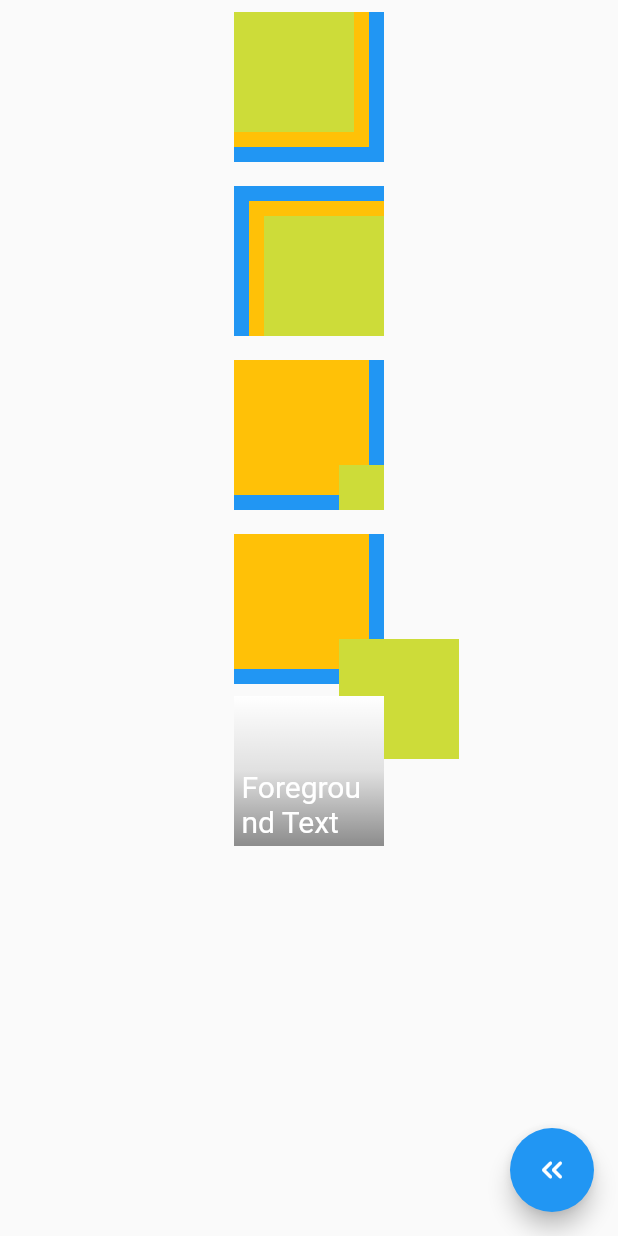
After one commit to fujiya228/flutter-widget-of-the-week, a Flutter app: the Page049 screen opened directly, on a phone screen of 412 x 824 dp. The commit adds this screen. Run offline on Flutter 3.47's test engine with Material 2 defaults, Android fonts, the phone set to English and light mode, and no system bars; our stand-ins replace transparent_image.

Commit message:
Stackを追加

```diff
--- /dev/null
+++ b/lib/widgets/pages/page049.dart
@@ -0,0 +1,160 @@
+import 'package:flutter/material.dart';
+import '../back_page_button.dart';
+
+class Page049 extends StatefulWidget {
+  const Page049({
+    Key? key,
+  }) : super(key: key);
+
+  @override
+  State<Page049> createState() => _Page049State();
+}
+
+class _Page049State extends State<Page049> {
+  bool selected = false;
+
+  @override
+  Widget build(BuildContext context) {
+    return SafeArea(
+      child: Scaffold(
+        body: Center(
+          child: Column(
+            children: [
+              Padding(
+                padding: const EdgeInsets.all(8.0),
+                child: Stack(
+                  children: <Widget>[
+                    Container(
+                      width: 100,
+                      height: 100,
+                      color: Colors.blue,
+                    ),
+                    Container(
+                      width: 90,
+                      height: 90,
+                      color: Colors.amber,
+                    ),
+                    Container(
+                      width: 80,
+                      height: 80,
+                      color: Colors.lime,
+                    ),
+                  ],
+                ),
+              ),
+              Padding(
+                padding: const EdgeInsets.all(8.0),
+                child: Stack(
+                  alignment: AlignmentDirectional.bottomEnd,
+                  children: <Widget>[
+                    Container(
+                      width: 100,
+                      height: 100,
+                      color: Colors.blue,
+                    ),
+                    Container(
+                      width: 90,
+                      height: 90,
+                      color: Colors.amber,
+                    ),
+                    Container(
+                      width: 80,
+                      height: 80,
+                      color: Colors.lime,
+                    ),
+                  ],
+                ),
+              ),
+              Padding(
+                padding: const EdgeInsets.all(8.0),
+                child: Stack(
+                  children: <Widget>[
+                    Container(
+                      width: 100,
+                      height: 100,
+                      color: Colors.blue,
+                    ),
+                    Container(
+                      width: 90,
+                      height: 90,
+                      color: Colors.amber,
+                    ),
+                    Positioned(
+                      bottom: -50,
+                      right: -50,
+                      child: Container(
+                        width: 80,
+                        height: 80,
+                        color: Colors.lime,
+                      ),
+                    ),
+                  ],
+                ),
+              ),
+              Padding(
+                padding: const EdgeInsets.all(8.0),
+                child: Stack(
+                  clipBehavior: Clip.none,
+                  children: <Widget>[
+                    Container(
+                      width: 100,
+                      height: 100,
+                      color: Colors.blue,
+                    ),
+                    Container(
+                      width: 90,
+                      height: 90,
+                      color: Colors.amber,
+                    ),
+                    Positioned(
+                      bottom: -50,
+                      right: -50,
+                      child: Container(
+                        width: 80,
+                        height: 80,
+                        color: Colors.lime,
+                      ),
+                    ),
+                  ],
+                ),
+              ),
+              SizedBox(
+                width: 100,
+                height: 100,
+                child: Stack(
+                  children: <Widget>[
+                    Container(
+                      width: 100,
+                      height: 100,
+                      color: Colors.white,
+                    ),
+                    Container(
+                      padding: const EdgeInsets.all(5.0),
+                      alignment: Alignment.bottomCenter,
+                      decoration: BoxDecoration(
+                        gradient: LinearGradient(
+                          begin: Alignment.topCenter,
+                          end: Alignment.bottomCenter,
+                          colors: <Color>[
+                            Colors.black.withAlpha(0),
+                            Colors.black12,
+                            Colors.black45
+                          ],
+                        ),
+                      ),
+                      child: const Text(
+                        'Foreground Text',
+                        style: TextStyle(color: Colors.white, fontSize: 20.0),
+                      ),
+                    ),
+                  ],
+                ),
+              ),
+            ],
+          ),
+        ),
+        floatingActionButton: const BackPageButton(),
+      ),
+    );
+  }
+}
--- a/lib/widgets/widgets.dart
+++ b/lib/widgets/widgets.dart
@@ -47,6 +47,7 @@ import 'pages/page045.dart';
 import 'pages/page046.dart';
 import 'pages/page047.dart';
 import 'pages/page048.dart';
+import 'pages/page049.dart';
 
 class WidgetPage {
   WidgetPage({
@@ -59,6 +60,7 @@ class WidgetPage {
 }
 
 final widgetPages = <WidgetPage>[
+  WidgetPage(title: 'No. 049 Stack', widget: const Page049()),
   WidgetPage(title: 'No. 048 ConstrainedBox', widget: const Page048()),
   WidgetPage(title: 'No. 047 Semantics', widget: const Page047()),
   WidgetPage(title: 'No. 046 IndexedStack', widget: const Page046()),
```
Also changed, not shown: 1 other file.
